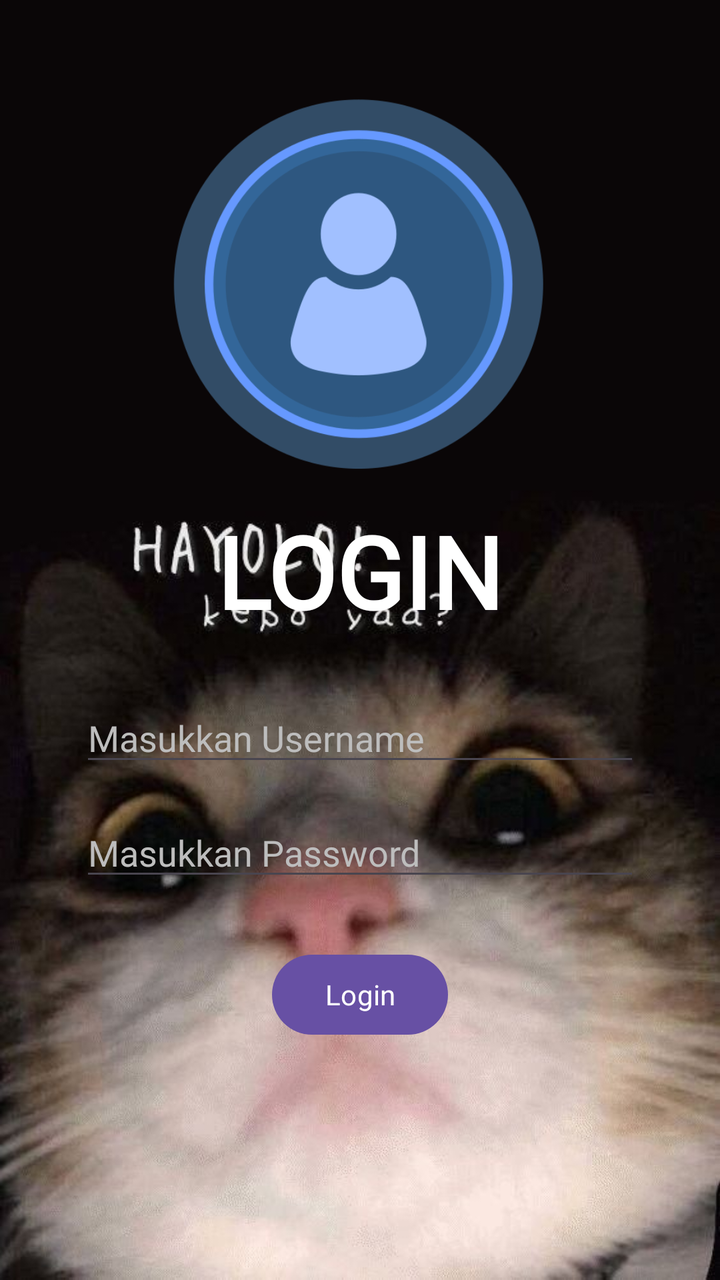
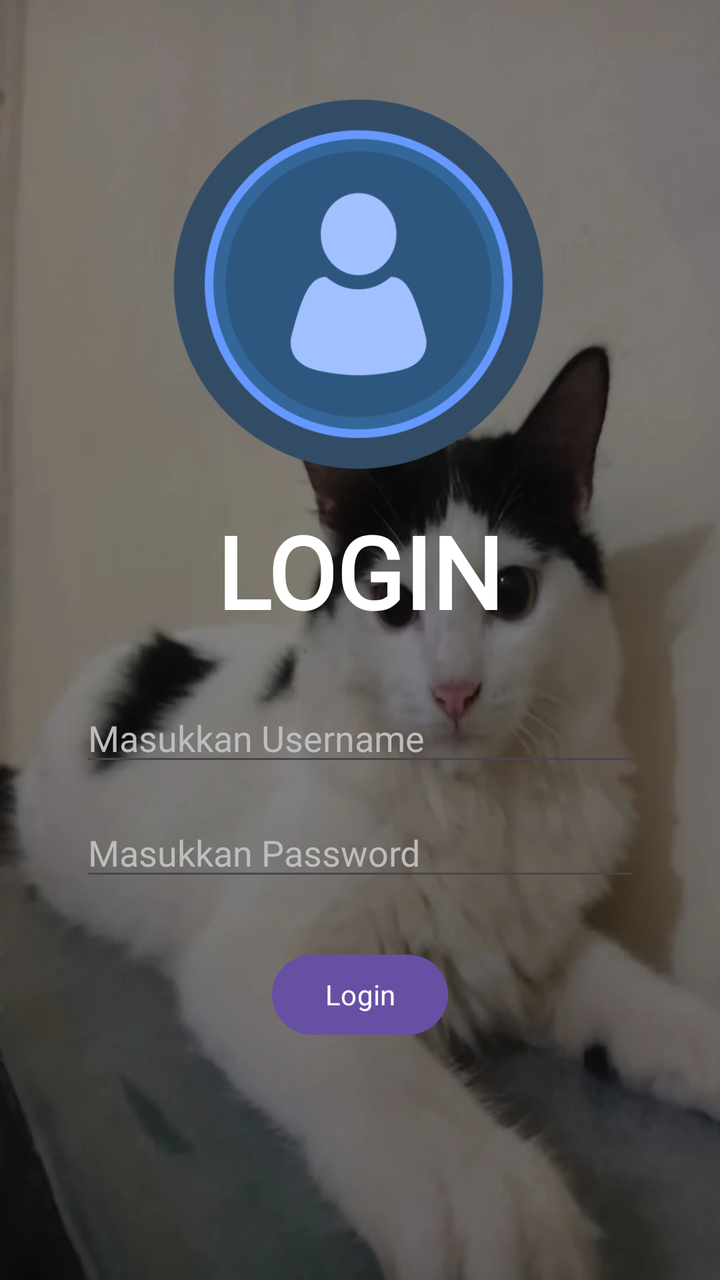

Compare the two renders of this Android layout. The source of the first and the diff that turns it into the second are given below.
<!-- AndroidManifest.xml: application theme Theme.Annisa_TIB -->
<!-- res/layout/activity_login.xml -->
<?xml version="1.0" encoding="utf-8"?>
<androidx.constraintlayout.widget.ConstraintLayout xmlns:android="http://schemas.android.com/apk/res/android"
    xmlns:app="http://schemas.android.com/apk/res-auto"
    xmlns:tools="http://schemas.android.com/tools"
    android:id="@+id/main"
    android:layout_width="match_parent"
    android:layout_height="match_parent"
    android:background="@drawable/wphp"
    tools:context=".LoginActivity">

    <ImageView
        android:id="@+id/imageView4"
        android:layout_width="246dp"
        android:layout_height="193dp"
        android:layout_marginTop="44dp"
        android:contentDescription="Logo"
        app:layout_constraintEnd_toEndOf="parent"
        app:layout_constraintHorizontal_bias="0.496"
        app:layout_constraintStart_toStartOf="parent"
        app:layout_constraintTop_toTopOf="parent"
        app:srcCompat="@drawable/round" />

    <TextView
        android:id="@+id/edtUsn"
        android:layout_width="wrap_content"
        android:layout_height="wrap_content"
        android:layout_marginTop="15dp"
        android:fontFamily="@font/childer"
        android:text="LOGIN"
        android:textColor="@color/white"
        android:textSize="50dp"
        android:textStyle="bold"
        app:layout_constraintEnd_toEndOf="parent"
        app:layout_constraintStart_toStartOf="parent"
        app:layout_constraintTop_toBottomOf="@id/imageView4" />

    <EditText
        android:id="@+id/edtUsername"
        android:layout_width="0dp"
        android:layout_height="wrap_content"
        android:layout_marginStart="40dp"
        android:fontFamily="@font/font"
        android:layout_marginTop="28dp"
        android:layout_marginEnd="40dp"
        android:hint="Masukkan Username"
        android:inputType="text"
        android:textColor="@color/white"
        android:textColorHint="#BDBDBD"
        app:layout_constraintEnd_toEndOf="parent"
        app:layout_constraintStart_toStartOf="parent"
        app:layout_constraintTop_toBottomOf="@id/edtUsn" />

    <EditText
        android:id="@+id/edtPassword"
        android:layout_width="0dp"
        android:layout_height="wrap_content"
        android:layout_marginStart="40dp"
        android:layout_marginTop="16dp"
        android:layout_marginEnd="40dp"
        android:fontFamily="@font/font"
        android:hint="Masukkan Password"
        android:inputType="textPassword"
        android:textColor="@color/white"
        android:textColorHint="#BDBDBD"
        app:layout_constraintEnd_toEndOf="parent"
        app:layout_constraintStart_toStartOf="parent"
        app:layout_constraintTop_toBottomOf="@id/edtUsername" />

    <Button
        android:id="@+id/btnLogin"
        android:layout_width="wrap_content"
        android:layout_height="wrap_content"
        android:layout_marginTop="28dp"
        android:fontFamily="@font/font"
        android:text="Login"
        android:textColor="#FFFFFF"
        app:layout_constraintEnd_toEndOf="parent"
        app:layout_constraintStart_toStartOf="parent"
        app:layout_constraintTop_toBottomOf="@id/edtPassword" />

   </androidx.constraintlayout.widget.ConstraintLayout>
<!-- resources referenced by this layout -->
<resources>
  <color name="white">#FFFFFFFF</color>
  <!-- drawable round: png bitmap (drawable, 40020 bytes) -->
  <!-- drawable wphp: png bitmap (drawable, 346703 bytes) -->
  <style name="Theme.Annisa_TIB" parent="Base.Theme.Annisa_TIB" />
  <style name="Base.Theme.Annisa_TIB" parent="Theme.Material3.DayNight.NoActionBar">
          
          
      </style>
</resources>

<!-- the commit's change to res/layout/activity_login.xml (unified diff, before → after) -->
@@ -5,7 +5,7 @@
     android:id="@+id/main"
     android:layout_width="match_parent"
     android:layout_height="match_parent"
-    android:background="@drawable/wphp"
+    android:background="@drawable/inyin"
     tools:context=".LoginActivity">
 
     <ImageView
<!-- resource entries referenced after the edit -->
@@ -1,8 +1,8 @@
 <!-- resources referenced by this layout -->
 <resources>
   <color name="white">#FFFFFFFF</color>
+  <!-- drawable inyin: webp bitmap (drawable, 15024 bytes) -->
   <!-- drawable round: png bitmap (drawable, 40020 bytes) -->
-  <!-- drawable wphp: png bitmap (drawable, 346703 bytes) -->
   <style name="Theme.Annisa_TIB" parent="Base.Theme.Annisa_TIB" />
   <style name="Base.Theme.Annisa_TIB" parent="Theme.Material3.DayNight.NoActionBar">
           
